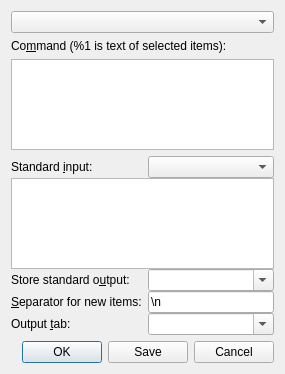
Before: the Qt Designer form src/ui/actiondialog.ui in hluk/CopyQ, drawn with Qt 5.
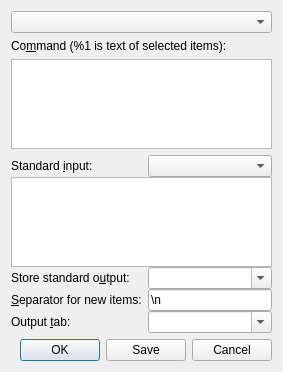
After: the same form once the commit is applied.

Commit message: Move tooltip to correct widget in action dialog

```diff
--- a/src/ui/actiondialog.ui
+++ b/src/ui/actiondialog.ui
@@ -6,8 +6,8 @@
    <rect>
     <x>0</x>
     <y>0</y>
-    <width>285</width>
-    <height>374</height>
+    <width>283</width>
+    <height>372</height>
    </rect>
   </property>
   <property name="windowTitle">
```
Left out of the diff: 6 changed lines with no effect on the pictures.
